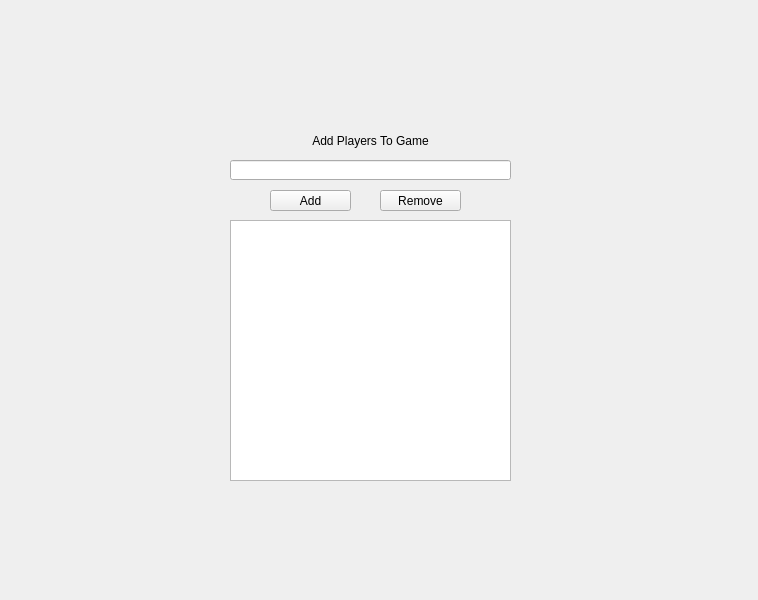
The window that PlayerInput.ui (eggsscrambled/Rummy-Scoreboard) describes before a commit, drawn with Qt 5.
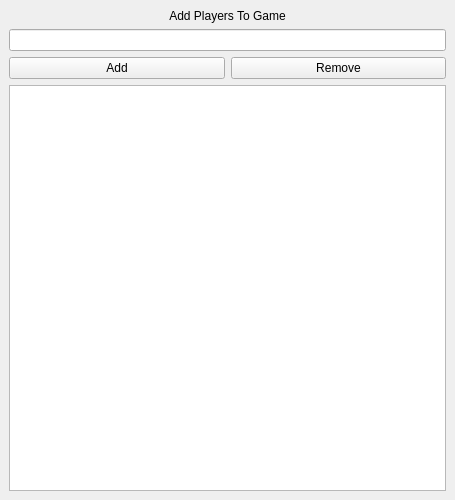
The same window after the commit.

Commit message: max min window sizes

The edit to the form file:
```diff
--- a/PlayerInput.ui
+++ b/PlayerInput.ui
@@ -6,36 +6,29 @@
    <rect>
     <x>0</x>
     <y>0</y>
-    <width>758</width>
-    <height>600</height>
+    <width>455</width>
+    <height>500</height>
    </rect>
   </property>
+  <property name="minimumSize">
+   <size>
+    <width>175</width>
+    <height>300</height>
+   </size>
+  </property>
+  <property name="maximumSize">
+   <size>
+    <width>10000</width>
+    <height>10000</height>
+   </size>
+  </property>
   <property name="windowTitle">
    <string>MainWindow</string>
   </property>
   <widget class="QWidget" name="centralwidget">
-   <widget class="QPushButton" name="addPlayerButton">
-    <property name="geometry">
-     <rect>
-      <x>270</x>
-      <y>190</y>
-      <width>81</width>
-      <height>21</height>
-     </rect>
-    </property>
-    <property name="text">
-     <string>Add</string>
-    </property>
-   </widget>
+   <layout class="QGridLayout" name="gridLayout">
+    <item row="0" column="0" colspan="2">
    <widget class="QLabel" name="label">
-    <property name="geometry">
-     <rect>
-      <x>310</x>
-      <y>130</y>
-      <width>121</width>
-      <height>21</height>
-     </rect>
-    </property>
     <property name="text">
      <string>Add Players To Game</string>
     </property>
@@ -43,15 +36,26 @@
      <set>Qt::AlignCenter</set>
     </property>
    </widget>
+    </item>
+    <item row="1" column="0" colspan="2">
+     <widget class="QLineEdit" name="playerRegisterBox"/>
+    </item>
+    <item row="2" column="0">
+     <widget class="QPushButton" name="addPlayerButton">
+      <property name="text">
+       <string>Add</string>
+      </property>
+     </widget>
+    </item>
+    <item row="2" column="1">
+     <widget class="QPushButton" name="removePlayerButton">
+      <property name="text">
+       <string>Remove</string>
+      </property>
+     </widget>
+    </item>
+    <item row="3" column="0" colspan="2">
    <widget class="QListWidget" name="playerList">
-    <property name="geometry">
-     <rect>
-      <x>230</x>
-      <y>220</y>
-      <width>281</width>
-      <height>261</height>
-     </rect>
-    </property>
     <property name="sizePolicy">
      <sizepolicy hsizetype="Expanding" vsizetype="Expanding">
       <horstretch>0</horstretch>
@@ -59,29 +63,8 @@
      </sizepolicy>
     </property>
    </widget>
-   <widget class="QPushButton" name="removePlayerButton">
-    <property name="geometry">
-     <rect>
-      <x>380</x>
-      <y>190</y>
-      <width>81</width>
-      <height>21</height>
-     </rect>
-    </property>
-    <property name="text">
-     <string>Remove</string>
-    </property>
-   </widget>
-   <widget class="QLineEdit" name="playerRegisterBox">
-    <property name="geometry">
-     <rect>
-      <x>230</x>
-      <y>160</y>
-      <width>281</width>
-      <height>20</height>
-     </rect>
-    </property>
-   </widget>
+    </item>
+   </layout>
   </widget>
  </widget>
  <resources/>
```
Lines whose indentation alone changed are shown as unchanged.
